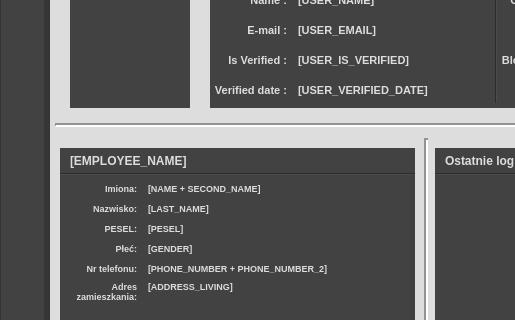
jszmigiel2304/Clinic_Client_User_Profile, file w_mainwindow.ui: the form before one commit; both pictures show x 0 to 515 and y 112 to 432 of the 800 by 600 pixel window.
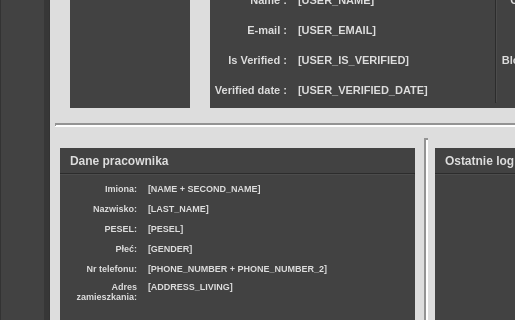
The form after the commit. Icons and pictures are not drawn.

What changed in the file:
```diff
--- a/w_mainwindow.ui
+++ b/w_mainwindow.ui
@@ -783,7 +783,7 @@
       <string notr="true">color: rgb(221, 221, 221);</string>
      </property>
      <property name="text">
-      <string>[EMPLOYEE_NAME]</string>
+      <string>Dane pracownika</string>
      </property>
      <property name="indent">
       <number>10</number>
```
